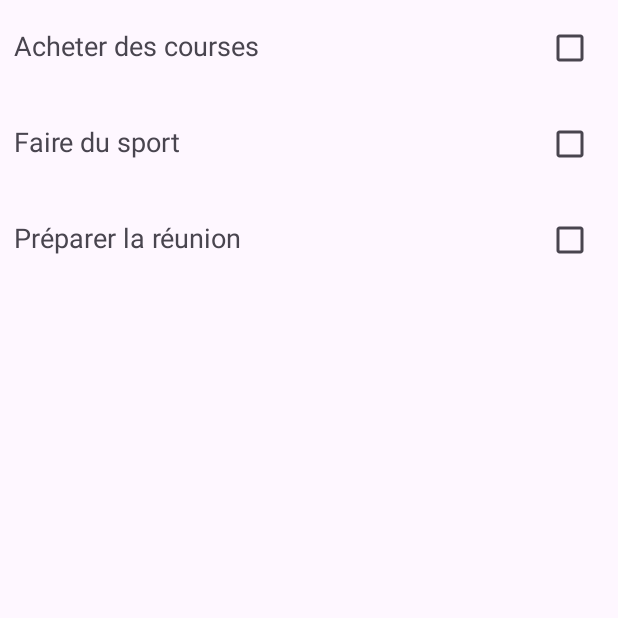
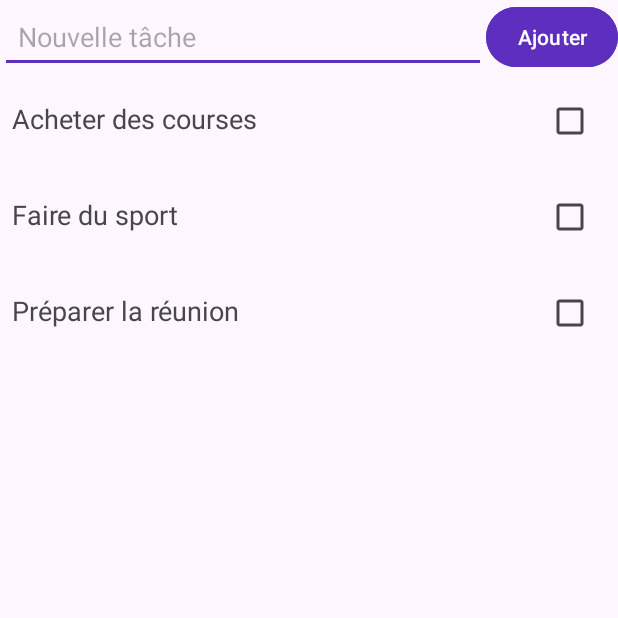
Before and after one commit to xiloya/TaskManager_AS, an Android app: the screen it shows after launch (MainActivity), on a phone screen of 412 x 824 dp, the top half of it. Run offline under Robolectric (Android 15) with nearby library versions, the phone set to English and light mode, and no system bars.

Commit message:
working adding tasks

```diff
--- a/app/src/main/java/com/example/gestionnairedestaches/MainActivity.kt
+++ b/app/src/main/java/com/example/gestionnairedestaches/MainActivity.kt
@@ -2,21 +2,37 @@ package com.example.gestionnairedestaches
 
 import androidx.appcompat.app.AppCompatActivity
 import android.os.Bundle
+import android.widget.Button
+import android.widget.EditText
 import android.widget.Toast
 import androidx.recyclerview.widget.LinearLayoutManager
 import androidx.recyclerview.widget.RecyclerView
 
 class MainActivity : AppCompatActivity() {
+    private val taskList = mutableListOf("Acheter des courses", "Faire du sport", "Préparer la réunion")
+    private lateinit var taskAdapter: TaskAdapter
+
     override fun onCreate(savedInstanceState: Bundle?) {
         super.onCreate(savedInstanceState)
         setContentView(R.layout.activity_main)
 
-        // Initialiser le RecyclerView
         val recyclerView = findViewById<RecyclerView>(R.id.recyclerViewTasks)
+        taskAdapter = TaskAdapter(taskList)
         recyclerView.layoutManager = LinearLayoutManager(this)
-        recyclerView.adapter = TaskAdapter(listOf("Acheter des courses", "Faire du sport", "Préparer la réunion"))
+        recyclerView.adapter = taskAdapter
 
-        // Toast de bienvenue
-        Toast.makeText(this, "Bienvenue dans l'application de gestion de tâches", Toast.LENGTH_SHORT).show()
+        val addButton = findViewById<Button>(R.id.buttonAddTask)
+        val taskInput = findViewById<EditText>(R.id.editTextTask)
+
+        addButton.setOnClickListener {
+            val newTask = taskInput.text.toString().trim()
+            if (newTask.isNotEmpty()) {
+                taskList.add(newTask)
+                taskAdapter.notifyItemInserted(taskList.size - 1)
+                taskInput.text.clear()
+            } else {
+                Toast.makeText(this, "Veuillez entrer une tâche", Toast.LENGTH_SHORT).show()
+            }
+        }
     }
 }
--- a/app/src/main/res/layout/activity_main.xml
+++ b/app/src/main/res/layout/activity_main.xml
@@ -1,18 +1,46 @@
 <?xml version="1.0" encoding="utf-8"?>
-<androidx.constraintlayout.widget.ConstraintLayout xmlns:android="http://schemas.android.com/apk/res/android"
+<androidx.constraintlayout.widget.ConstraintLayout
+    xmlns:android="http://schemas.android.com/apk/res/android"
     xmlns:app="http://schemas.android.com/apk/res-auto"
     xmlns:tools="http://schemas.android.com/tools"
     android:layout_width="match_parent"
     android:layout_height="match_parent"
     tools:context=".MainActivity">
 
+    <!-- Input Field for Adding a New Task -->
+    <EditText
+        android:id="@+id/editTextTask"
+        android:layout_width="0dp"
+        android:layout_height="wrap_content"
+        android:hint="Nouvelle tâche"
+        android:padding="12dp"
+        android:backgroundTint="#5e2ebf"
+        app:layout_constraintTop_toTopOf="parent"
+        app:layout_constraintStart_toStartOf="parent"
+        app:layout_constraintEnd_toStartOf="@+id/buttonAddTask"
+        app:layout_constraintHorizontal_chainStyle="packed" />
+
+    <!-- Button to Add Task -->
+    <Button
+        android:id="@+id/buttonAddTask"
+        android:layout_width="wrap_content"
+        android:layout_height="wrap_content"
+        android:text="Ajouter"
+        android:backgroundTint="#5e2ebf"
+        android:textColor="@android:color/white"
+        app:layout_constraintTop_toTopOf="parent"
+        app:layout_constraintEnd_toEndOf="parent"
+        app:layout_constraintBottom_toBottomOf="@id/editTextTask"
+        android:padding="10dp" />
+
+    <!-- RecyclerView for Displaying the Tasks -->
     <androidx.recyclerview.widget.RecyclerView
         android:id="@+id/recyclerViewTasks"
-        android:layout_width="match_parent"
-        android:layout_height="match_parent"
-        android:layout_marginStart="1dp"
+        android:layout_width="0dp"
+        android:layout_height="0dp"
+        app:layout_constraintTop_toBottomOf="@id/editTextTask"
         app:layout_constraintBottom_toBottomOf="parent"
-        app:layout_constraintEnd_toEndOf="parent"
         app:layout_constraintStart_toStartOf="parent"
-        app:layout_constraintTop_toTopOf="parent" />
+        app:layout_constraintEnd_toEndOf="parent" />
+
 </androidx.constraintlayout.widget.ConstraintLayout>
```
